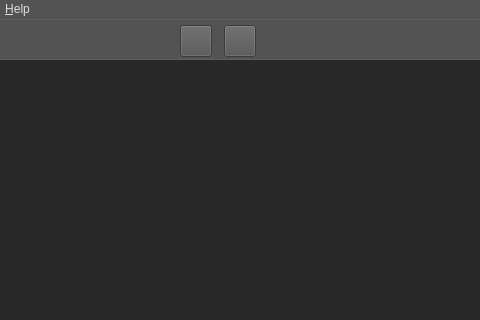
Qt form resource/gui/GUI.ui (dthung1602/NetworkVisualization) before a commit; both pictures show x 214 to 694 and y 0 to 320 of the 1366 by 835 pixel window.
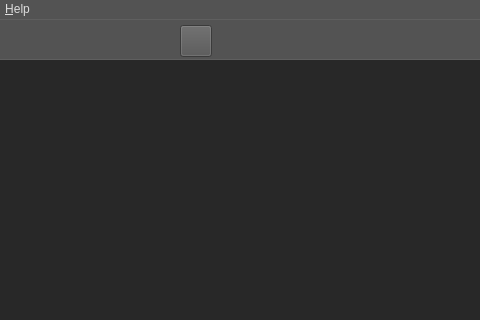
The same form after that commit. Icons and pictures are not drawn.

```diff
--- a/resource/gui/GUI.ui
+++ b/resource/gui/GUI.ui
@@ -728,7 +728,7 @@
       <string>&lt;html&gt;&lt;head/&gt;&lt;body&gt;&lt;p&gt;&lt;span style=&quot; color:#ffffff;&quot;&gt;Add nodes&lt;/span&gt;&lt;/p&gt;&lt;/body&gt;&lt;/html&gt;</string>
      </property>
      <property name="styleSheet">
-      <string notr="true">#graph_btn{
+      <string notr="true">QToolButton{
 background-color: transparent;
 border-image: url(&quot;resource/gui/tool/graph.png&quot;);
 background: none;
```
Left out of the diff: 10 changed lines with no effect on the pictures.
